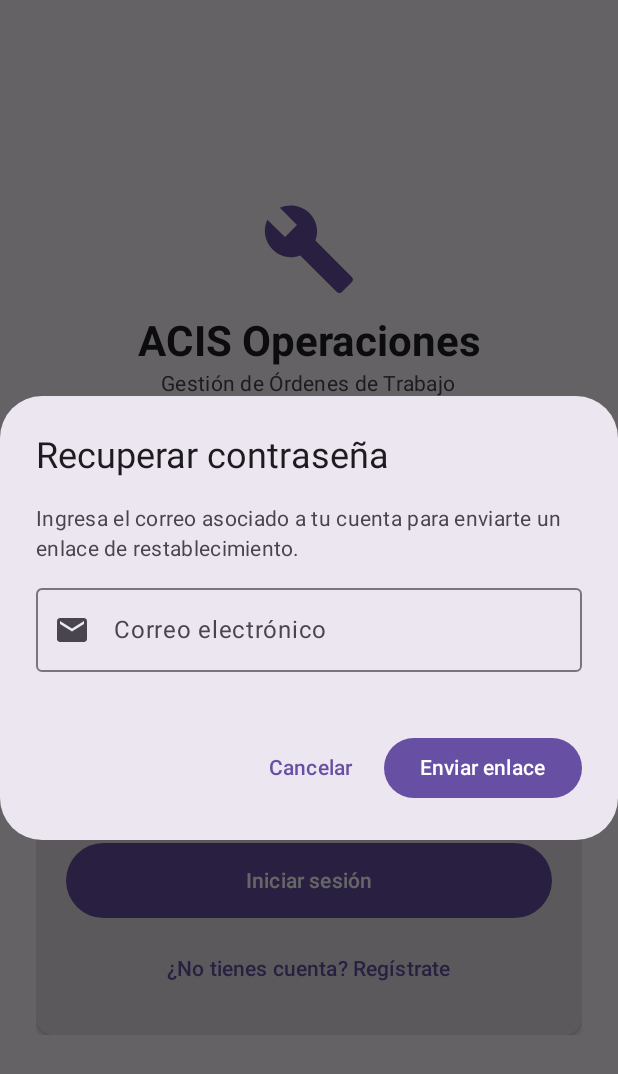
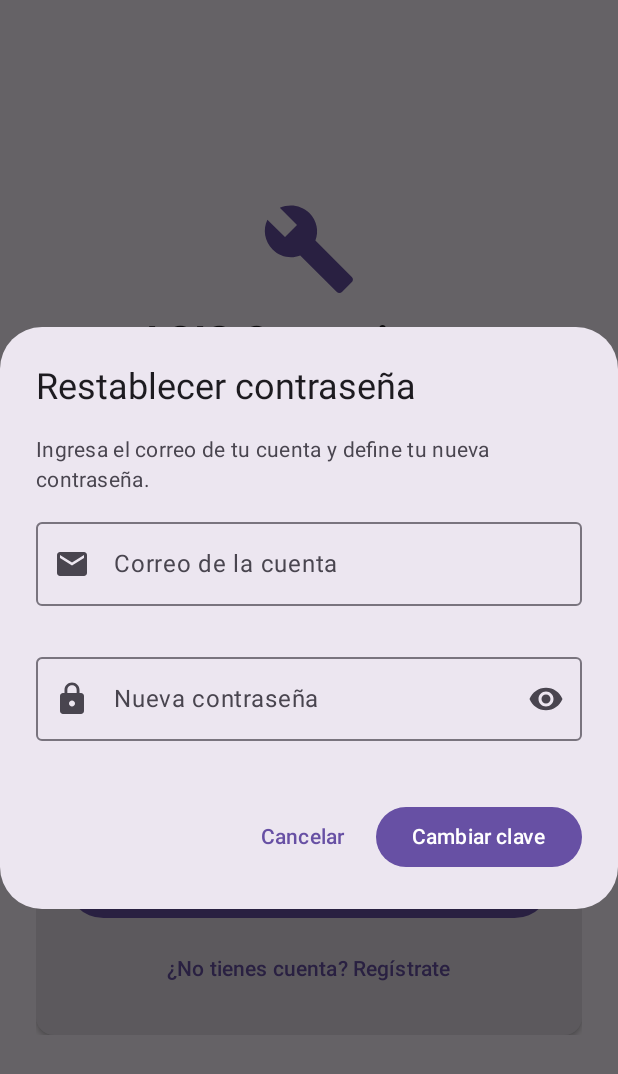
Before and after one commit to ariesxtduoc/movil_2026, an Android app built with Jetpack Compose: the screen it shows after launch (MainActivity), after a tap on "¿Olvidaste tu contraseña?", on a phone screen of 412 x 824 dp. Shown: the top 1074 px of the screen. Run offline under Robolectric (Android 15) with nearby library versions, the phone set to English and light mode, and no system bars; our stand-ins replace Room's generated code.

Commit message:
Implementa 4 roles, cambio de clave, edicion de perfil y validaciones

```diff
--- a/app/src/main/java/com/example/android_16/data/remote/SupabaseApiService.kt
+++ b/app/src/main/java/com/example/android_16/data/remote/SupabaseApiService.kt
@@ -14,6 +14,7 @@ import retrofit2.http.GET
 import retrofit2.http.Header
 import retrofit2.http.PATCH
 import retrofit2.http.POST
+import retrofit2.http.PUT
 import retrofit2.http.Path
 import retrofit2.http.Query
 
@@ -30,8 +31,14 @@ interface SupabaseApiService {
         @Body request: AuthRequest
     ): Response<AuthResponse>
 
-    @POST("auth/v1/recover")
-    suspend fun recuperarPassword(
+    @POST("rest/v1/rpc/restablecer_clave_usuario")
+    suspend fun restablecerClaveRpc(
+        @Body body: Map<String, String>
+    ): Response<Boolean>
+
+    @PUT("auth/v1/user")
+    suspend fun actualizarPasswordUsuario(
+        @Header("Authorization") bearerToken: String,
         @Body body: Map<String, String>
     ): Response<ResponseBody>
 
--- a/app/src/main/java/com/example/android_16/ui/screens/LoginScreen.kt
+++ b/app/src/main/java/com/example/android_16/ui/screens/LoginScreen.kt
@@ -75,6 +75,8 @@ fun LoginScreen(
 
     var mostrarRecuperar by remember { mutableStateOf(false) }
     var emailRecuperacion by remember { mutableStateOf("") }
+    var nuevaPasswordRecuperacion by remember { mutableStateOf("") }
+    var mostrarPassRecuperacion by remember { mutableStateOf(false) }
 
     LaunchedEffect(uiState.isLoggedIn, uiState.perfil) {
         if (uiState.isLoggedIn && uiState.perfil != null) {
@@ -94,14 +96,14 @@ fun LoginScreen(
             onDismissRequest = {
                 if (!uiState.isRecovering) {
                     mostrarRecuperar = false
-                    authViewModel.limpiarErrorCampo("email")
+                    authViewModel.limpiarTodosLosErrores()
                 }
             },
-            title = { Text("Recuperar contraseña") },
+            title = { Text("Restablecer contraseña") },
             text = {
-                Column(verticalArrangement = Arrangement.spacedBy(8.dp)) {
+                Column(verticalArrangement = Arrangement.spacedBy(10.dp)) {
                     Text(
-                        text = "Ingresa el correo asociado a tu cuenta para enviarte un enlace de restablecimiento.",
+                        text = "Ingresa el correo de tu cuenta y define tu nueva contraseña.",
                         style = MaterialTheme.typography.bodyMedium
                     )
                     OutlinedTextField(
@@ -110,7 +112,7 @@ fun LoginScreen(
                             emailRecuperacion = it
                             authViewModel.limpiarErrorCampo("email")
                         },
-                        label = { Text("Correo electrónico") },
+                        label = { Text("Correo de la cuenta") },
                         leadingIcon = { Icon(Icons.Default.Email, contentDescription = null) },
                         trailingIcon = {
                             if (uiState.errorEmail != null) {
@@ -129,12 +131,57 @@ fun LoginScreen(
                         singleLine = true,
                         modifier = Modifier.fillMaxWidth()
                     )
+
+                    OutlinedTextField(
+                        value = nuevaPasswordRecuperacion,
+                        onValueChange = {
+                            nuevaPasswordRecuperacion = it
+                            authViewModel.limpiarErrorCampo("password")
+                        },
+                        label = { Text("Nueva contraseña") },
+                        leadingIcon = { Icon(Icons.Default.Lock, contentDescription = null) },
+                        trailingIcon = {
+                            Row(verticalAlignment = Alignment.CenterVertically) {
+                                if (uiState.errorPassword != null) {
+                                    Icon(
+                                        Icons.Default.Warning,
+                                        contentDescription = "Error",
+                                        tint = MaterialTheme.colorScheme.error
+                                    )
+                                }
+                                IconButton(onClick = { mostrarPassRecuperacion = !mostrarPassRecuperacion }) {
+                                    Icon(
+                                        imageVector = if (mostrarPassRecuperacion) Icons.Default.VisibilityOff else Icons.Default.Visibility,
+                                        contentDescription = "Mostrar contraseña"
+                                    )
+                                }
+                            }
+                        },
+                        isError = uiState.errorPassword != null,
+                        supportingText = {
+                            uiState.errorPassword?.let { Text(it) }
+                        },
+                        visualTransformation = if (mostrarPassRecuperacion) {
+                            VisualTransformation.None
+                        } else {
+                            PasswordVisualTransformation()
+                        },
+                        keyboardOptions = KeyboardOptions(keyboardType = KeyboardType.Password),
+                        singleLine = true,
+                        modifier = Modifier.fillMaxWidth()
+                    )
                 }
             },
             confirmButton = {
                 Button(
                     onClick = {
-                        authViewModel.recuperarPassword(emailRecuperacion) {
+                        authViewModel.recuperarPassword(
+                            email = emailRecuperacion,
+                            nuevaPassword = nuevaPasswordRecuperacion
+                        ) {
+                            email = emailRecuperacion
+                            password = ""
+                            nuevaPasswordRecuperacion = ""
                             mostrarRecuperar = false
                         }
                     },
@@ -146,7 +193,7 @@ fun LoginScreen(
                             strokeWidth = 2.dp
                         )
                     } else {
-                        Text("Enviar enlace")
+                        Text("Cambiar clave")
                     }
                 }
             },
@@ -154,7 +201,7 @@ fun LoginScreen(
                 TextButton(
                     onClick = {
                         mostrarRecuperar = false
-                        authViewModel.limpiarErrorCampo("email")
+                        authViewModel.limpiarTodosLosErrores()
                     },
                     enabled = !uiState.isRecovering
                 ) {
@@ -311,6 +358,7 @@ fun LoginScreen(
                         TextButton(
                             onClick = {
                                 emailRecuperacion = email
+                                nuevaPasswordRecuperacion = ""
                                 authViewModel.limpiarTodosLosErrores()
                                 mostrarRecuperar = true
                             },
```
Also changed, not shown: app/src/main/java/com/example/android_16/data/repository/AuthRepository.kt (+44 -15 lines), app/src/main/java/com/example/android_16/ui/screens/TecnicoScreen.kt (+54 -1 lines), app/src/main/java/com/example/android_16/viewmodels/AuthViewModel.kt (+35 -11 lines).
